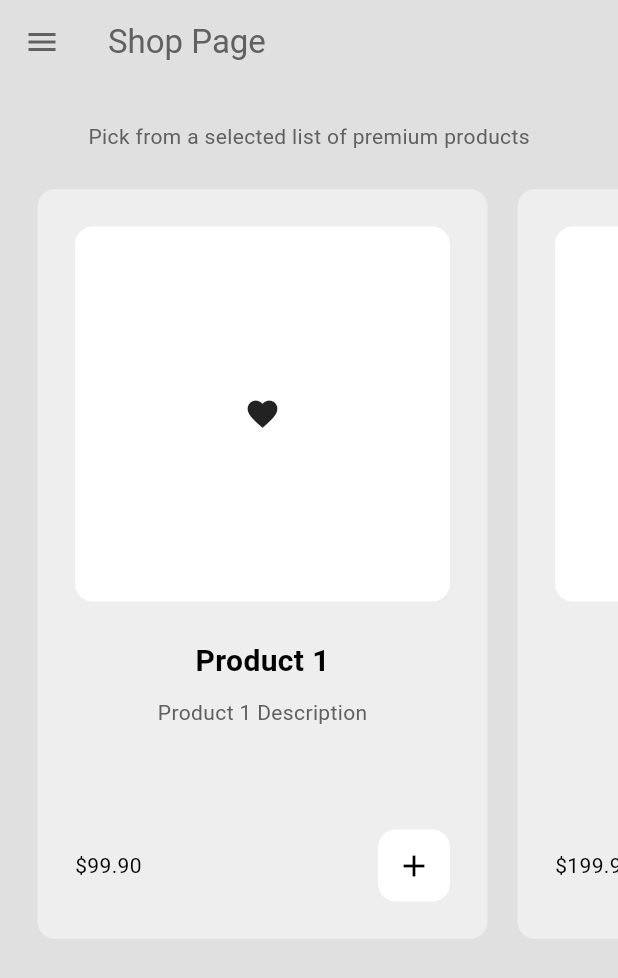
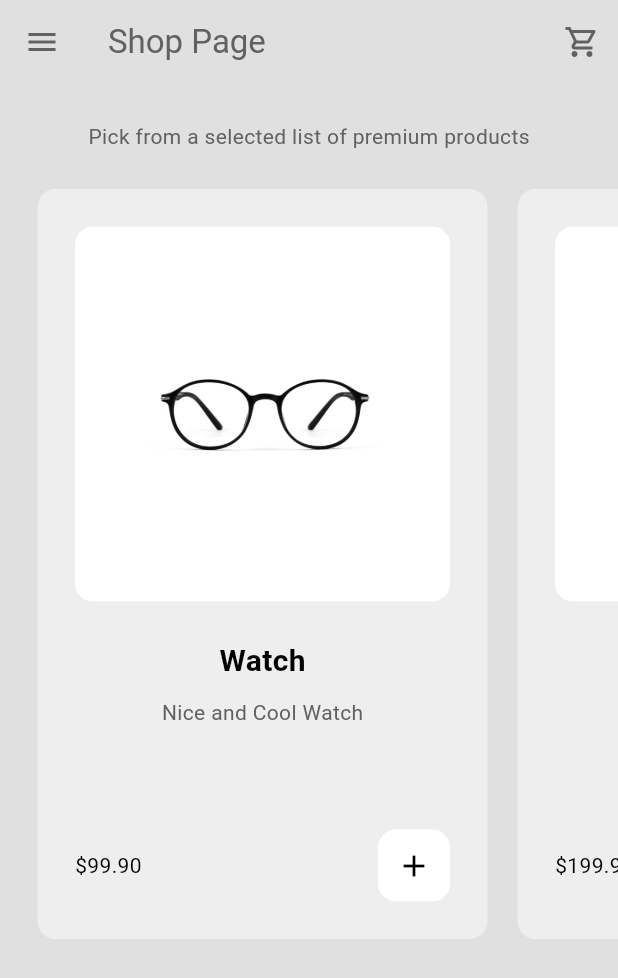
Before and after one commit to shhiivvaam/minimal_ecommerce_app, a Flutter app: the screen it shows after launch, after a tap on the "arrow forward" icon, on a phone screen of 412 x 824 dp. Shown: the top 978 px of the screen. Run offline on Flutter 3.47's test engine with Material 3 defaults, Android fonts, the phone set to English and light mode, and no system bars.

Commit message:
Done with the Code and Running Successfully

```diff
--- /dev/null
+++ b/devtools_options.yaml
@@ -0,0 +1 @@
+extensions:
--- a/lib/components/my_product_tile.dart
+++ b/lib/components/my_product_tile.dart
@@ -1,5 +1,4 @@
 import 'package:flutter/material.dart';
-import 'package:flutter/widgets.dart';
 import 'package:minimal_ecommerce_app/models/product.dart';
 import 'package:minimal_ecommerce_app/models/shop.dart';
 import 'package:provider/provider.dart';
@@ -15,12 +14,12 @@ class MyProductTile extends StatelessWidget {
     showDialog(
       context: context,
       builder: (context) => AlertDialog(
-        content: Text('Add this item to your cart?'),
+        content: const Text('Add this item to your cart?'),
         actions: [
           // cancel buttom
           MaterialButton(
             onPressed: () => Navigator.pop(context),
-            child: Text('Cancel'),
+            child: const Text('Cancel'),
           ),
 
           // yes -> confirm buttom
@@ -31,7 +30,7 @@ class MyProductTile extends StatelessWidget {
               // add to cart
               context.read<Shop>().addToCart(product);
             },
-            child: Text('Yes'),
+            child: const Text('Yes'),
           )
         ],
       ),
@@ -45,37 +44,33 @@ class MyProductTile extends StatelessWidget {
         color: Theme.of(context).colorScheme.primary,
         borderRadius: BorderRadius.circular(12),
       ),
-      margin: EdgeInsets.all(10),
-      padding: EdgeInsets.all(25),
+      margin: const EdgeInsets.all(10),
+      padding: const EdgeInsets.all(25),
       width: 300,
       child: Column(
         mainAxisAlignment: MainAxisAlignment.spaceBetween,
         crossAxisAlignment: CrossAxisAlignment.start,
         children: [
           // product image
-          // TODO: will be doing the image part later
           Column(
             children: [
               AspectRatio(
                 aspectRatio: 1,
                 child: Container(
-                  decoration: BoxDecoration(
-                    color: Theme.of(context).colorScheme.secondary,
-                    borderRadius: BorderRadius.circular(12),
-                  ),
-                  child: Icon(
-                    Icons.favorite,
-                  ),
-                  width: double.infinity,
-                  padding: EdgeInsets.all(25),
-                ),
+                    decoration: BoxDecoration(
+                      color: Theme.of(context).colorScheme.secondary,
+                      borderRadius: BorderRadius.circular(12),
+                    ),
+                    width: double.infinity,
+                    padding: const EdgeInsets.all(25),
+                    child: Image.asset(product.imagePath)),
               ),
               const SizedBox(height: 25),
 
               // product name
               Text(
                 product.name,
-                style: TextStyle(
+                style: const TextStyle(
                   fontWeight: FontWeight.bold,
                   fontSize: 20,
                 ),
@@ -98,7 +93,7 @@ class MyProductTile extends StatelessWidget {
             mainAxisAlignment: MainAxisAlignment.spaceBetween,
             children: [
               // product price
-              Text('\$' + product.price.toStringAsFixed(2)),
+              Text('\$${product.price.toStringAsFixed(2)}'),
 
               // add to the cart button
               Container(
@@ -108,7 +103,7 @@ class MyProductTile extends StatelessWidget {
                 ),
                 child: IconButton(
                   onPressed: () => addToCart(context),
-                  icon: Icon(Icons.add),
+                  icon: const Icon(Icons.add),
                 ),
               ),
             ],
--- a/lib/main.dart
+++ b/lib/main.dart
@@ -22,12 +22,12 @@ class MyApp extends StatelessWidget {
   Widget build(BuildContext context) {
     return MaterialApp(
       debugShowCheckedModeBanner: false,
-      home: IntroPage(),
+      home: const IntroPage(),
       theme: lightMode,
       routes: {
-        '/intro_page': (context) => IntroPage(),
-        '/shop_page': (context) => ShopPage(),
-        '/cart_page': (context) => CartPage(),
+        '/intro_page': (context) => const IntroPage(),
+        '/shop_page': (context) => const ShopPage(),
+        '/cart_page': (context) => const CartPage(),
       },
     );
   }
--- a/lib/models/product.dart
+++ b/lib/models/product.dart
@@ -2,12 +2,12 @@ class Product {
   final String name;
   final double price;
   final String description;
-  // final String imagePath;
+  final String imagePath;
 
   Product({
     required this.name,
     required this.price,
     required this.description,
-    // required this.imagePath,
+    required this.imagePath,
   });
 }
--- a/lib/models/shop.dart
+++ b/lib/models/shop.dart
@@ -6,44 +6,48 @@ class Shop extends ChangeNotifier {
   final List<Product> _shop = [
     // product 1
     Product(
-      name: "Product 1",
+      name: "Watch",
       price: 99.9,
-      description: "Product 1 Description",
-    ),
+      description: "Nice and Cool Watch",
+      imagePath: 'assets/glasses.png'),
     // product 2
     Product(
-      name: "Product 2",
+      name: "Hoodie",
       price: 199.9,
-      description: "Product 2 Description",
+      description: "Nice and Cool Hoodie",
+      imagePath: 'assets/hoodie.png',
     ),
     // product 3
     Product(
-      name: "Product 3",
+      name: "Glasses",
       price: 299.9,
-      description: "Product 3 Description",
+      description: "Nice and cool Glasses",
+      imagePath: 'assets/watch.png',
     ),
     // product 4
     Product(
-      name: "Product 4",
+      name: "Shoes",
       price: 399.9,
-      description: "Product 4 Description",
+      description: "Nice and cool Shoes",
+      imagePath: 'assets/shoes.png',
     ),
     // product 5
     Product(
-      name: "Product 5",
+      name: "Watch",
       price: 499.9,
-      description: "Product 5 Description",
+      description: "Nice and Cool Watch",
+      imagePath: 'assets/glasses.png',
     ),
   ];
 
   // user cart
-  List<Product> _cart = [];
+  final List<Product> _cart = [];
 
   // get Product List
   List<Product> get shop => _shop;
 
   // get user cart
-  List<Product> get cart => cart;
+  List<Product> get cart => _cart;
 
   // add items to cart
   void addToCart(Product item) {
--- a/lib/pages/intro_page.dart
+++ b/lib/pages/intro_page.dart
@@ -18,17 +18,17 @@ class IntroPage extends StatelessWidget {
               size: 72,
               color: Theme.of(context).colorScheme.inversePrimary,
             ),
-            SizedBox(height: 25),
+            const SizedBox(height: 25),
 
             // title
-            Text(
+            const Text(
               "Minimal Shop",
               style: TextStyle(
                 fontWeight: FontWeight.bold,
                 fontSize: 24,
               ),
             ),
-            SizedBox(height: 10),
+            const SizedBox(height: 10),
 
             // subtitle
             Text(
@@ -37,12 +37,12 @@ class IntroPage extends StatelessWidget {
                 color: Theme.of(context).colorScheme.inversePrimary,
               ),
             ),
-            SizedBox(height: 25),
+            const SizedBox(height: 25),
 
             // button
             MyButton(
               onTap: () => Navigator.pushNamed(context, '/shop_page'),
-              child: Icon(
+              child: const Icon(
                 Icons.arrow_forward,
               ),
             ),
--- a/lib/pages/shop_page.dart
+++ b/lib/pages/shop_page.dart
@@ -1,5 +1,3 @@
-import 'dart:js';
-
 import 'package:flutter/material.dart';
 import 'package:minimal_ecommerce_app/components/my_drawer.dart';
 import 'package:minimal_ecommerce_app/components/my_product_tile.dart';
@@ -16,12 +14,21 @@ class ShopPage extends StatelessWidget {
 
     return Scaffold(
       appBar: AppBar(
-        title: Text('Shop Page'),
+        title: const Text('Shop Page'),
         backgroundColor: Colors.transparent,
         elevation: 0,
         foregroundColor: Theme.of(context).colorScheme.inversePrimary,
+        actions: [
+          // go to cart button
+          IconButton(
+            icon: const Icon(Icons.shopping_cart_outlined),
+            onPressed: () {
+              Navigator.pushNamed(context, '/cart_page');
+            },
+          ),
+        ],
       ),
-      drawer: MyDrawer(),
+      drawer: const MyDrawer(),
       backgroundColor: Theme.of(context).colorScheme.background,
       body: ListView(
         children: [
@@ -48,7 +55,7 @@ class ShopPage extends StatelessWidget {
                 // return as a product tile UI
                 return MyProductTile(product: product);
               },
-              padding: EdgeInsets.all(15),
+              padding: const EdgeInsets.all(15),
             ),
           ),
         ],
--- a/pubspec.yaml
+++ b/pubspec.yaml
@@ -60,8 +60,8 @@ flutter:
   uses-material-design: true
 
   # To add assets to your application, add an assets section, like this:
-  # assets:
-  #   - images/a_dot_burr.jpeg
+  assets:
+    - assets/
   #   - images/a_dot_ham.jpeg
 
   # An image asset can refer to one or more resolution-specific "variants", see
```
Also changed, not shown: lib/pages/cart_page.dart (+48 -9 lines), assets/glasses.png (added), assets/hoodie.png (added), assets/shoes.png (added), assets/watch.png (added).
